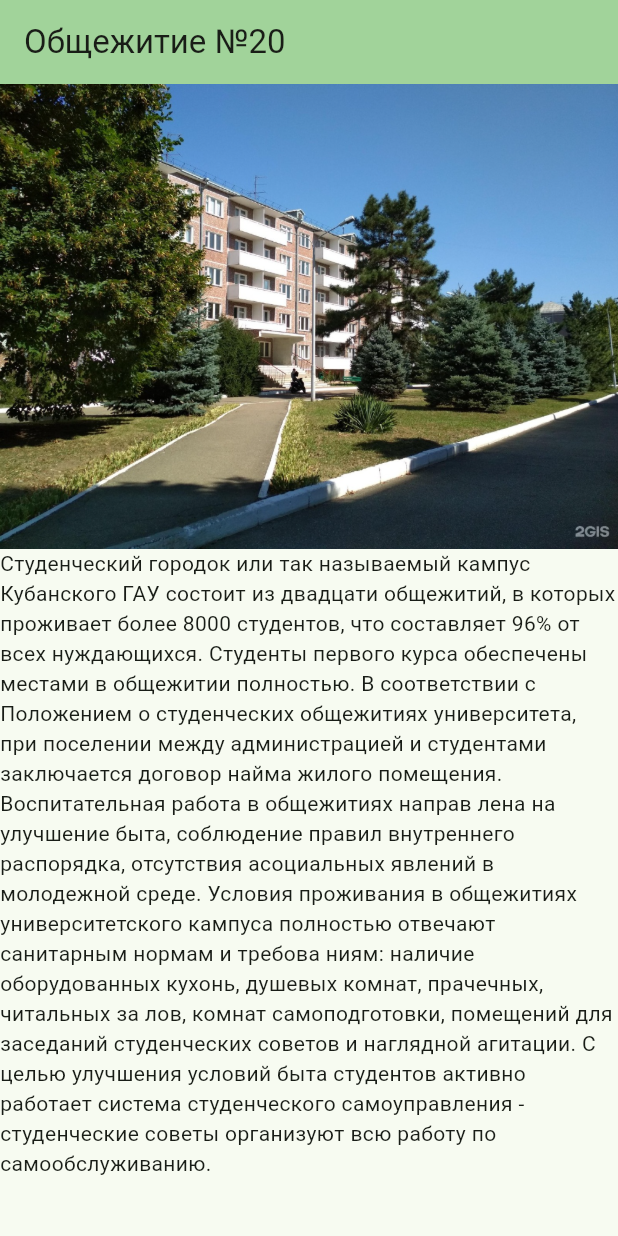
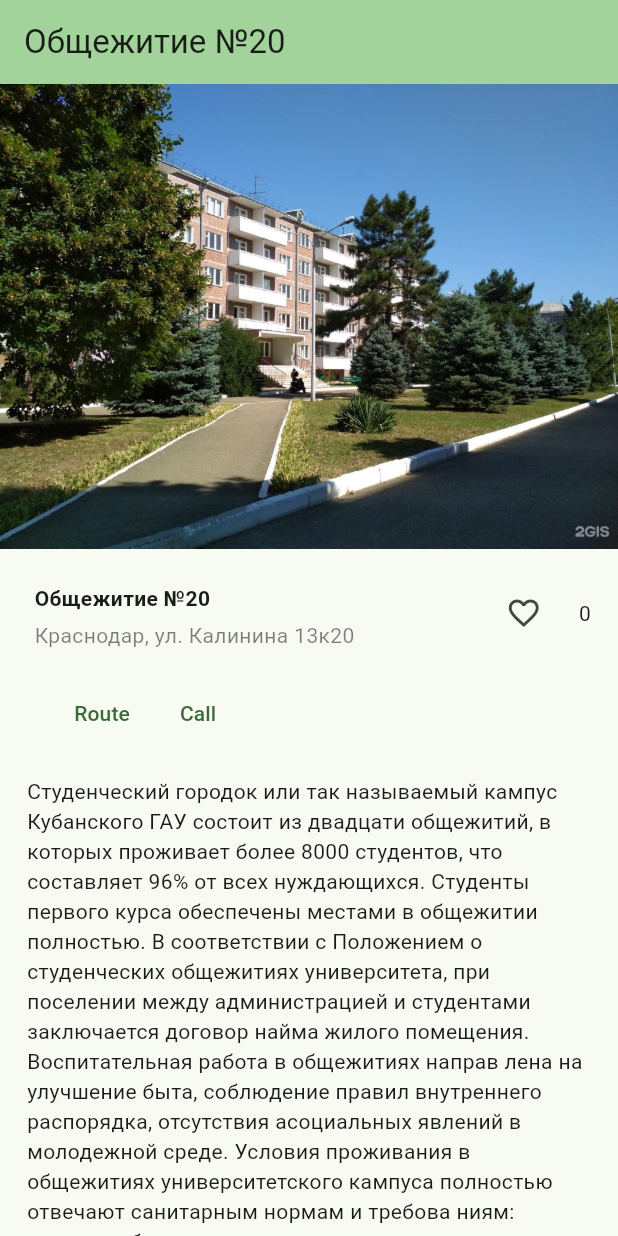
Before and after one commit to staffronik/Mobile-Devs, a Flutter app: the screen it shows after launch, on a phone screen of 412 x 824 dp. Run offline on Flutter 3.47's test engine with Material 3 defaults, Android fonts, the phone set to English and light mode, and no system bars; our stand-ins replace toggle_switch; missing offline and left inert: dart:ffi, flutter_phone_direct_caller, maps_launcher.

Commit message:
intermediate variant, God Save the ChatGPT

```diff
--- a/lab4/lib/main.dart
+++ b/lab4/lib/main.dart
@@ -1,15 +1,22 @@
 import 'dart:async';
+import 'dart:ffi';
 import 'dart:ui';
 
 import 'package:flutter/material.dart';
 import 'package:flutter/services.dart' show rootBundle;
+import 'package:flutter_phone_direct_caller/flutter_phone_direct_caller.dart';
+import 'package:maps_launcher/maps_launcher.dart';
+import 'package:toggle_switch/toggle_switch.dart';
 
 void main() {
   runApp(const MyApp());
 }
 
+int _likeCounter = 0;
+
 class MyApp extends StatelessWidget {
   const MyApp({super.key});
+
   @override
   Widget build(BuildContext context) {
     return MaterialApp(
@@ -25,6 +32,7 @@ class MyApp extends StatelessWidget {
 
 class MyHomePage extends StatefulWidget {
   const MyHomePage({super.key, required this.title});
+
   final String title;
 
   @override
@@ -40,11 +48,22 @@ class _MyHomePageState extends State<MyHomePage> {
   }
 
   String _fileContents = "";
+
   Future<void> loadAsset() async {
     String fileText = await rootBundle.loadString('assets/text.txt');
     setState(() {
       _fileContents = fileText;
     });
+  }
+
+  _callNumber() async {
+    const number = '88005553535'; //set the number here
+    return await FlutterPhoneDirectCaller.callNumber(number);
+  }
+
+  _buildRoute() async {
+    MapsLauncher.launchQuery(
+        'Краснодар, улица Калинина 13, корпус 20, Общежитие 20');
   }
 
   @override
@@ -54,19 +73,81 @@ class _MyHomePageState extends State<MyHomePage> {
         backgroundColor: Theme.of(context).colorScheme.inversePrimary,
         title: Text(widget.title),
       ),
-      body: ListView(
-        children: [
-          Image.asset('assets/dormitoryImg.png'),
-
-          Row(),
-          Row(
-            children: [
-              Flexible(child: Text(_fileContents)),
-            ],
-          ),
-
-        ]
-      ),
+      body: ListView(children: [
+        Image.asset('assets/dormitoryImg.png'),
+        Container(
+            margin: const EdgeInsets.all(15.0),
+            padding: const EdgeInsets.all(3.0),
+            child: Column(
+                crossAxisAlignment: CrossAxisAlignment.start,
+                mainAxisSize: MainAxisSize.min,
+                children: [
+                  Row(children: [
+                    Expanded(
+                        flex: 4,
+                        child: Container(
+                            child: Column(
+                          crossAxisAlignment: CrossAxisAlignment.start,
+                          children: [
+                            Container(
+                              margin: const EdgeInsets.all(5.0),
+                              child: const Text("Общежитие №20",
+                                  style:
+                                      TextStyle(fontWeight: FontWeight.bold)),
+                            ),
+                            Container(
+                                margin: const EdgeInsets.only(left: 5.0),
+                                child: Text("Краснодар, ул. Калинина 13к20",
+                                    style: TextStyle(
+                                        color: Colors.black.withOpacity(0.5)))),
+                          ],
+                        ))),
+                    Expanded(flex: 1, child: Container(child: LikeButton())),
+                    Text(_likeCounter.toString())
+                  ]),
+                  Container(
+                      margin: const EdgeInsets.all(15.0),
+                      padding: const EdgeInsets.all(3.0),
+                      child: Row(
+                        children: [
+                          TextButton(
+                              onPressed: _buildRoute, child: Text("Route")),
+                          TextButton(
+                              onPressed: _callNumber, child: Text("Call")),
+                        ],
+                      )),
+                  Flexible(child: Text(_fileContents)),
+                ]))
+      ]),
     );
   }
 }
+
+class LikeButton extends StatefulWidget {
+  @override
+  _LikeButtonState createState() => _LikeButtonState();
+}
+
+class _LikeButtonState extends State<LikeButton> {
+  bool isLiked = false;
+
+  @override
+  Widget build(BuildContext context) {
+    return IconButton(
+      icon: Icon(
+        isLiked ? Icons.favorite : Icons.favorite_border,
+        color: isLiked ? Colors.red : null,
+      ),
+      onPressed: () {
+        setState(() {
+          isLiked = !isLiked;
+          if (isLiked) {
+            _likeCounter++;
+          } else {
+            _likeCounter--;
+          }
+        });
+      },
+    );
+  }
+}
--- a/lab4/pubspec.yaml
+++ b/lab4/pubspec.yaml
@@ -35,6 +35,9 @@ dependencies:
   # The following adds the Cupertino Icons font to your application.
   # Use with the CupertinoIcons class for iOS style icons.
   cupertino_icons: ^1.0.6
+  flutter_phone_direct_caller: ^2.1.1
+  maps_launcher: ^2.2.1
+  toggle_switch: ^2.1.0
 
 dev_dependencies:
   flutter_test:
```
Also changed, not shown: lab4/pubspec.lock, 5 other files.
